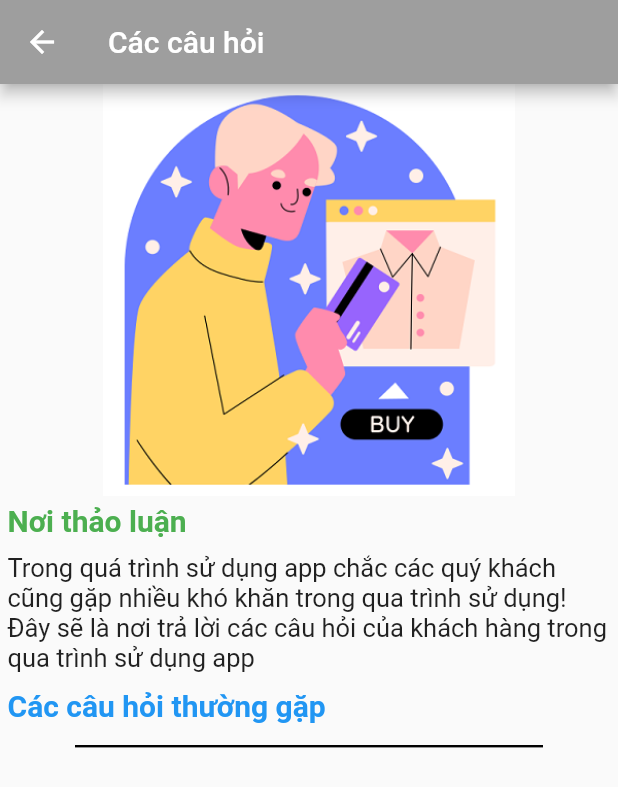
After one commit to HQD-org/HQD-mobile-store-frontend-app, a Flutter app: the QuestionScreen screen opened directly, on a phone screen of 412 x 824 dp. The commit adds this screen. Shown: the top 787 px of the screen. Run offline on Flutter 3.47's test engine with Material 2 defaults, Android fonts, the phone set to English and light mode, and no system bars; our stand-ins replace carousel_slider, convex_bottom_bar, dio, dropdown_search, email_validator, font_awesome_flutter and 7 more; missing offline and left inert: dart:ffi; accounts and stored records are empty; network calls fail.

Commit message:
final commit

```diff
--- a/lib/src/common/api_gateway.dart
+++ b/lib/src/common/api_gateway.dart
@@ -34,4 +34,7 @@ class ApiGateway {
 
   // Branch
   static const String getDataBranch = "branch/get-all";
+
+  // Question
+  static const String getDataQuestion = "question/get-all";
 }
--- /dev/null
+++ b/lib/src/models/question_model.dart
@@ -0,0 +1,78 @@
+import 'dart:convert';
+
+class QuestionModel {
+  String id;
+  String questionSentence;
+  String answer;
+  String status;
+  QuestionModel({
+    required this.id,
+    required this.questionSentence,
+    required this.answer,
+    required this.status,
+  });
+
+  QuestionModel copyWith({
+    String? id,
+    String? questionSentence,
+    String? answer,
+    String? status,
+  }) {
+    return QuestionModel(
+      id: id ?? this.id,
+      questionSentence: questionSentence ?? this.questionSentence,
+      answer: answer ?? this.answer,
+      status: status ?? this.status,
+    );
+  }
+
+  Map<String, dynamic> toMap() {
+    return {
+      'id': id,
+      'questionSentence': questionSentence,
+      'answer': answer,
+      'status': status,
+    };
+  }
+
+  factory QuestionModel.fromMap(Map<String, dynamic> map) {
+    return QuestionModel(
+      id: map['_id'] ?? '',
+      questionSentence: map['questionSentence'] ?? '',
+      answer: map['answer'] ?? '',
+      status: map['status'] ?? '',
+    );
+  }
+
+  String toJson() => json.encode(toMap());
+
+  factory QuestionModel.fromJson(String source) =>
+      QuestionModel.fromMap(json.decode(source));
+  static List<QuestionModel> fromJsonList(List list) {
+    return list.map((e) => QuestionModel.fromMap(e)).toList();
+  }
+
+  @override
+  String toString() {
+    return 'QuestionModel(id: $id, questionSentence: $questionSentence, answer: $answer, status: $status)';
+  }
+
+  @override
+  bool operator ==(Object other) {
+    if (identical(this, other)) return true;
+
+    return other is QuestionModel &&
+        other.id == id &&
+        other.questionSentence == questionSentence &&
+        other.answer == answer &&
+        other.status == status;
+  }
+
+  @override
+  int get hashCode {
+    return id.hashCode ^
+        questionSentence.hashCode ^
+        answer.hashCode ^
+        status.hashCode;
+  }
+}
--- a/lib/src/repository/order_repository.dart
+++ b/lib/src/repository/order_repository.dart
@@ -29,9 +29,10 @@ class OrderRepository {
   Future<http.Response> createOrderOnlineAPI(
       {required String coupon,
       required double totalPrice,
-      required Map<String, dynamic> receiverInfo}) async {
+      required Map<String, dynamic> receiverInfo,
+      required String idBranch}) async {
     var dataBody = {
-      "idBranch": "",
+      "idBranch": idBranch,
       "coupon": coupon,
       "price": totalPrice,
       "receiveInfo": receiverInfo
--- a/lib/src/screens/Order/payment_paypal_screen.dart
+++ b/lib/src/screens/Order/payment_paypal_screen.dart
@@ -1,4 +1,5 @@
 import 'package:flutter/material.dart';
+import 'package:mobile_store/src/providers/user_provider.dart';
 import 'package:mobile_store/src/repository/coupon_repository.dart';
 import 'package:webview_flutter/webview_flutter.dart';
 import 'dart:io';
@@ -16,6 +17,7 @@ class PaymentPaypalScreen extends StatefulWidget {
 class _PaymentPaypalScreenState extends State<PaymentPaypalScreen> {
   late WebViewController controller;
   String status = "success";
+  var model = userProvider;
   @override
   void initState() {
     super.initState();
@@ -52,6 +54,7 @@ class _PaymentPaypalScreenState extends State<PaymentPaypalScreen> {
             setState(() {
               status = "success";
             });
+            model.setHasCart = false;
             var applyCoupon =
                 await CouponRepository().applyCouponAPI(widget.coupon);
             if (applyCoupon.statusCode == 200) {
--- /dev/null
+++ b/lib/src/screens/question_screen.dart
@@ -0,0 +1,150 @@
+import 'dart:ffi';
+
+import 'package:flutter/material.dart';
+import 'package:mobile_store/src/models/question_model.dart';
+import 'package:mobile_store/src/repository/question_repository.dart';
+
+class QuestionScreen extends StatefulWidget {
+  @override
+  State<StatefulWidget> createState() {
+    return _QuestionScreenState();
+  }
+}
+
+class _QuestionScreenState extends State<QuestionScreen> {
+  bool isLoading = true;
+  List<QuestionModel>? listQuestion;
+  getDataQuestion() async {
+    listQuestion = await QuestionRepository().getAllQuestionAPI();
+    setState(() {
+      isLoading = false;
+    });
+  }
+
+  @override
+  void initState() {
+    super.initState();
+    getDataQuestion();
+  }
+
+  @override
+  Widget build(BuildContext context) {
+    return Scaffold(
+      appBar: AppBar(
+        title: Text(
+          "Các câu hỏi",
+          style: TextStyle(color: Colors.white),
+        ),
+      ),
+      body: SingleChildScrollView(
+          child: Column(
+        children: [
+          Container(
+              height: MediaQuery.of(context).size.height / 3,
+              alignment: Alignment.center,
+              child: Image.asset(
+                'asset/intro/shopping.png',
+                fit: BoxFit.cover,
+              )),
+          SizedBox(
+            width: 10.0,
+          ),
+          Container(
+            padding: EdgeInsets.all(5.0),
+            child: Row(
+              mainAxisAlignment: MainAxisAlignment.spaceBetween,
+              children: [
+                Text(
+                  "Nơi thảo luận",
+                  style: TextStyle(
+                      fontSize: 20,
+                      fontWeight: FontWeight.bold,
+                      color: Colors.green),
+                ),
+              ],
+            ),
+          ),
+          Padding(
+            padding: EdgeInsets.all(5.0),
+            child: Text(
+              "Trong quá trình sử dụng app chắc các quý khách cũng gặp nhiều khó khăn trong qua trình sử dụng! Đây sẽ là nơi trả lời các câu hỏi của khách hàng trong qua trình sử dụng app",
+              style: TextStyle(fontSize: 17.0),
+            ),
+          ),
+          Container(
+            padding: EdgeInsets.all(5.0),
+            child: Row(
+              mainAxisAlignment: MainAxisAlignment.spaceBetween,
+              children: [
+                Text(
+                  "Các câu hỏi thường gặp",
+                  style: TextStyle(
+                      fontSize: 20,
+                      fontWeight: FontWeight.bold,
+                      color: Colors.blue),
+                ),
+              ],
+            ),
+          ),
+          SizedBox(
+            height: 10.0,
+          ),
+          SizedBox(
+            width: MediaQuery.of(context).size.width - 100,
+            child: Container(
+              decoration: BoxDecoration(
+                  border: Border.all(width: 0.8, color: Colors.black)),
+            ),
+          ),
+          SizedBox(
+            height: 10.0,
+          ),
+          SizedBox(
+              width: MediaQuery.of(context).size.width - 50.0,
+              height: 700,
+              child: isLoading
+                  ? Center(
+                      child: CircularProgressIndicator(),
+                    )
+                  : ListView.builder(
+                      itemBuilder: (context, index) {
+                        return Container(
+                          width: MediaQuery.of(context).size.width - 100,
+                          padding: EdgeInsets.all(5.0),
+                          margin:
+                              EdgeInsets.only(top: 10.0, right: 5.0, left: 5.0),
+                          decoration: BoxDecoration(
+                              border: Border.all(
+                                  width: 0.8,
+                                  color: index % 2 == 0
+                                      ? Colors.green
+                                      : Colors.orange),
+                              borderRadius: BorderRadius.circular(8.0)),
+                          child: Column(
+                            crossAxisAlignment: CrossAxisAlignment.start,
+                            children: [
+                              Text(
+                                "Câu hỏi: " +
+                                    listQuestion![index].questionSentence,
+                                style: TextStyle(fontSize: 16.5),
+                              ),
+                              SizedBox(
+                                height: 3.5,
+                              ),
+                              Text(
+                                "Trả lời: " + listQuestion![index].answer,
+                                style: TextStyle(fontSize: 16.5),
+                              )
+                            ],
+                          ),
+                        );
+                      },
+                      itemCount: listQuestion!.length,
+                      shrinkWrap: true,
+                      physics: ScrollPhysics(),
+                    )),
+        ],
+      )),
+    );
+  }
+}
--- a/lib/src/screens/search_by_price_screen.dart
+++ b/lib/src/screens/search_by_price_screen.dart
@@ -102,7 +102,10 @@ class _SearchByPriceScreenState extends State<SearchByPriceScreen> {
   Widget build(BuildContext context) {
     return Scaffold(
         appBar: AppBar(
-          title: Text("Search page"),
+          title: Text(
+            "Search page",
+            style: TextStyle(color: Colors.white),
+          ),
         ),
         bottomSheet: checkOutSection(),
         body: isLoading
--- a/lib/src/screens/search_screen.dart
+++ b/lib/src/screens/search_screen.dart
@@ -94,7 +94,10 @@ class _SearchScreenState extends State<SearchScreen> {
   Widget build(BuildContext context) {
     return Scaffold(
         appBar: AppBar(
-          title: Text("Search page"),
+          title: Text(
+            "Search page",
+            style: TextStyle(color: Colors.white),
+          ),
         ),
         bottomSheet: checkOutSection(),
         body: isLoading
```
Also changed, not shown: lib/src/repository/question_repository.dart (added, +17 -0 lines), lib/src/screens/Order/order_screen.dart (+62 -10 lines), lib/src/screens/feedback/feedback_screen.dart (+10 -1 lines), lib/src/screens/home.dart (+19 -6 lines), lib/src/screens/product_detail_sceen.dart (+45 -5 lines), lib/src/widgets/detail_order_widget.dart (+21 -18 lines), lib/src/widgets/product_cart_widget.dart (+7 -1 lines).
